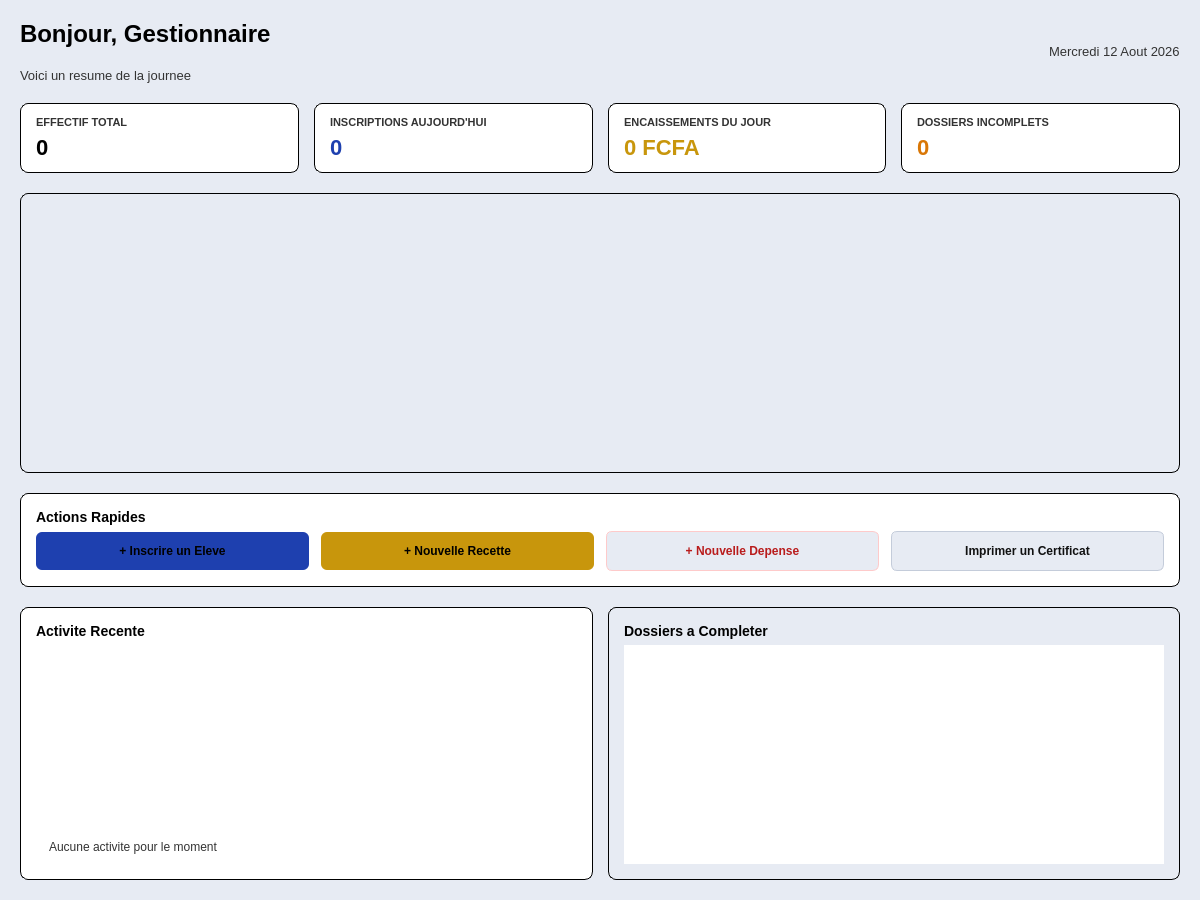
The window that ui/ui_files/dashboards/dashboard_gestionnaire.ui (laudesmassamba1-ai/Logiciel-de-gestion-scolaire) describes before a commit, drawn with Qt 5.
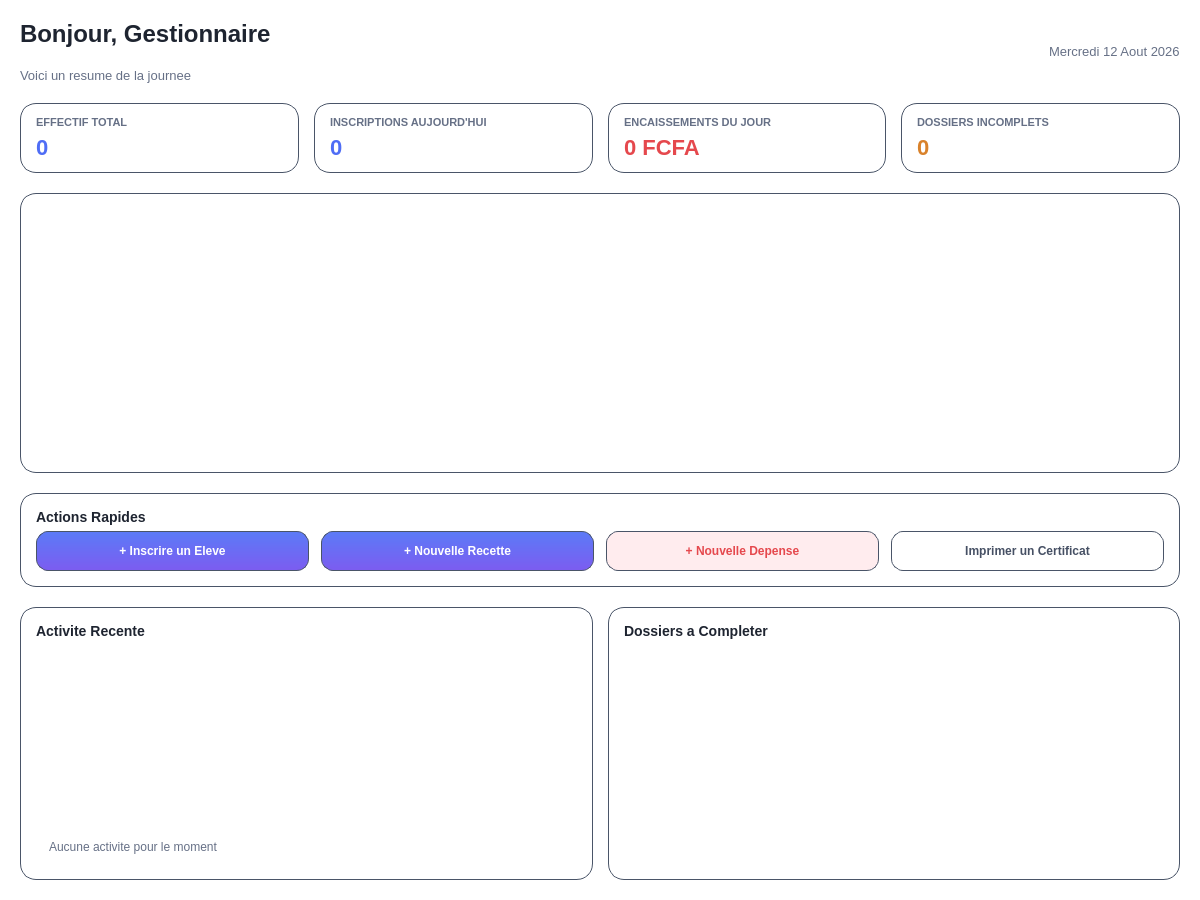
The same window after the commit.

Patch:
```diff
--- a/ui/ui_files/dashboards/dashboard_gestionnaire.ui
+++ b/ui/ui_files/dashboards/dashboard_gestionnaire.ui
@@ -13,7 +13,7 @@
   <property name="windowTitle">
    <string>Espace Gestionnaire</string>
   </property>
-<property name="styleSheet"><string>QWidget#PageGestionnaire { background-color: #E7EBF3; font-family: 'Segoe UI', sans-serif; }</string></property>
+<property name="styleSheet"><string>QWidget#PageGestionnaire { background: transparent; }</string></property>
   <layout class="QVBoxLayout" name="mainLayout">
    <property name="spacing">
     <number>20</number>
@@ -37,7 +37,7 @@
        <item>
         <widget class="QLabel" name="lbl_title">
          <property name="styleSheet">
-          <string>color: #000000; font-size: 24px; font-weight: bold;</string>
+           <string>color: #1E2430; font-size: 24px; font-weight: bold;</string>
          </property>
          <property name="text">
           <string>Bonjour, Gestionnaire</string>
@@ -47,7 +47,7 @@
        <item>
         <widget class="QLabel" name="lbl_subtitle">
          <property name="styleSheet">
-          <string>color: #333333; font-size: 13px;</string>
+           <string>color: #667086; font-size: 13px;</string>
          </property>
          <property name="text">
           <string>Voici un resume de la journee</string>
@@ -72,7 +72,7 @@
      <item>
       <widget class="QLabel" name="lbl_date">
        <property name="styleSheet">
-        <string>color: #333333; font-size: 13px;</string>
+         <string>color: #667086; font-size: 13px;</string>
        </property>
        <property name="text">
         <string>Mercredi 12 Aout 2026</string>
@@ -88,7 +88,7 @@
      </property>
      <item>
       <widget class="QFrame" name="card_effectifs">
-       <property name="styleSheet"><string>QFrame#card_effectifs { background-color: #FFFFFF; color: #000000; border: 1px solid #000000; border-radius: 8px; }</string></property>
+       <property name="styleSheet"><string>QFrame#card_effectifs { background-color: #FFFFFF; color: #1E2430; border: 1px solid #4A5568; border-radius: 16px; }</string></property>
        <layout class="QVBoxLayout" name="layout_card_effectifs">
         <property name="leftMargin">
          <number>15</number>
@@ -105,7 +105,7 @@
         <item>
          <widget class="QLabel" name="lbl_kpi1_titre">
           <property name="styleSheet">
-           <string>color: #333333; font-size: 11px; font-weight: bold;</string>
+           <string>color: #667086; font-size: 11px; font-weight: 700;</string>
           </property>
           <property name="text">
            <string>EFFECTIF TOTAL</string>
@@ -115,7 +115,7 @@
         <item>
          <widget class="QLabel" name="lbl_kpi1_valeur">
           <property name="styleSheet">
-           <string>color: #000000; font-size: 22px; font-weight: bold;</string>
+            <string>color: #4F6DF5; font-size: 22px; font-weight: 800;</string>
           </property>
           <property name="text">
            <string>0</string>
@@ -127,7 +127,7 @@
      </item>
      <item>
       <widget class="QFrame" name="card_inscriptions_jour">
-       <property name="styleSheet"><string>QFrame#card_inscriptions_jour { background-color: #FFFFFF; color: #000000; border: 1px solid #000000; border-radius: 8px; }</string></property>
+       <property name="styleSheet"><string>QFrame#card_inscriptions_jour { background-color: #FFFFFF; color: #1E2430; border: 1px solid #4A5568; border-radius: 16px; }</string></property>
        <layout class="QVBoxLayout" name="layout_card_inscriptions">
         <property name="leftMargin">
          <number>15</number>
@@ -144,7 +144,7 @@
         <item>
          <widget class="QLabel" name="lbl_kpi2_titre">
           <property name="styleSheet">
-           <string>color: #333333; font-size: 11px; font-weight: bold;</string>
+           <string>color: #667086; font-size: 11px; font-weight: 700;</string>
           </property>
           <property name="text">
            <string>INSCRIPTIONS AUJOURD'HUI</string>
@@ -154,7 +154,7 @@
         <item>
          <widget class="QLabel" name="lbl_kpi2_valeur">
           <property name="styleSheet">
-           <string>color: #1E40AF; font-size: 22px; font-weight: bold;</string>
+            <string>color: #4F6DF5; font-size: 22px; font-weight: 800;</string>
           </property>
           <property name="text">
            <string>0</string>
@@ -166,7 +166,7 @@
      </item>
      <item>
       <widget class="QFrame" name="card_caisse_jour">
-       <property name="styleSheet"><string>QFrame#card_caisse_jour { background-color: #FFFFFF; color: #000000; border: 1px solid #000000; border-radius: 8px; }</string></property>
+       <property name="styleSheet"><string>QFrame#card_caisse_jour { background-color: #FFFFFF; color: #1E2430; border: 1px solid #4A5568; border-radius: 16px; }</string></property>
        <layout class="QVBoxLayout" name="layout_card_caisse">
         <property name="leftMargin">
          <number>15</number>
@@ -183,7 +183,7 @@
         <item>
          <widget class="QLabel" name="lbl_kpi3_titre">
           <property name="styleSheet">
-           <string>color: #333333; font-size: 11px; font-weight: bold;</string>
+           <string>color: #667086; font-size: 11px; font-weight: 700;</string>
           </property>
           <property name="text">
            <string>ENCAISSEMENTS DU JOUR</string>
@@ -193,7 +193,7 @@
         <item>
          <widget class="QLabel" name="lbl_kpi3_valeur">
           <property name="styleSheet">
-           <string>color: #C8960C; font-size: 22px; font-weight: bold;</string>
+            <string>color: #E5484D; font-size: 22px; font-weight: 800;</string>
           </property>
           <property name="text">
            <string>0 FCFA</string>
@@ -205,7 +205,7 @@
      </item>
      <item>
       <widget class="QFrame" name="card_taches">
-       <property name="styleSheet"><string>QFrame#card_taches { background-color: #FFFFFF; color: #000000; border: 1px solid #000000; border-radius: 8px; }</string></property>
+       <property name="styleSheet"><string>QFrame#card_taches { background-color: #FFFFFF; color: #1E2430; border: 1px solid #4A5568; border-radius: 16px; }</string></property>
        <layout class="QVBoxLayout" name="layout_card_taches">
         <property name="leftMargin">
          <number>15</number>
@@ -222,7 +222,7 @@
         <item>
          <widget class="QLabel" name="lbl_kpi4_titre">
           <property name="styleSheet">
-           <string>color: #333333; font-size: 11px; font-weight: bold;</string>
+           <string>color: #667086; font-size: 11px; font-weight: 700;</string>
           </property>
           <property name="text">
            <string>DOSSIERS INCOMPLETS</string>
@@ -232,7 +232,7 @@
         <item>
          <widget class="QLabel" name="lbl_kpi4_valeur">
           <property name="styleSheet">
-           <string>color: #D97706; font-size: 22px; font-weight: bold;</string>
+            <string>color: #D9822B; font-size: 22px; font-weight: 800;</string>
           </property>
           <property name="text">
            <string>0</string>
@@ -252,7 +252,7 @@
        <height>280</height>
       </size>
      </property>
-<property name="styleSheet"><string>QFrame#container_chart_statuts { background-color: transparent; color: #000000; border: 1px solid #000000; border-radius: 8px; }</string></property>
+<property name="styleSheet"><string>QFrame#container_chart_statuts { background-color: transparent; color: #1E2430; border: 1px solid #4A5568; border-radius: 16px; }</string></property>
      <layout class="QVBoxLayout" name="layout_chart_statuts">
       <property name="leftMargin"><number>15</number></property>
       <property name="topMargin"><number>12</number></property>
@@ -263,7 +263,7 @@
    </item>
    <item>
     <widget class="QFrame" name="card_actions_rapides">
-     <property name="styleSheet"><string>QFrame#card_actions_rapides { background-color: #FFFFFF; color: #000000; border: 1px solid #000000; border-radius: 8px; }</string></property>
+     <property name="styleSheet"><string>QFrame#card_actions_rapides { background-color: #FFFFFF; color: #1E2430; border: 1px solid #4A5568; border-radius: 16px; }</string></property>
      <layout class="QVBoxLayout" name="layout_actions_rapides">
       <property name="leftMargin">
        <number>15</number>
@@ -280,7 +280,7 @@
       <item>
        <widget class="QLabel" name="lbl_actions_titre">
         <property name="styleSheet">
-         <string>color: #000000; font-weight: bold; font-size: 14px;</string>
+         <string>color: #1E2430; font-weight: bold; font-size: 14px;</string>
         </property>
         <property name="text">
          <string>Actions Rapides</string>
@@ -298,7 +298,7 @@
            <cursorShape>PointingHandCursor</cursorShape>
           </property>
           <property name="styleSheet">
-           <string>background-color: #1E40AF; color: #000000; border: none; border-radius: 6px; padding: 12px; font-weight: bold;</string>
+           <string>background: qlineargradient(x1:0, y1:0, x2:0, y2:1, stop:0 #5B7BF7, stop:1 #7C5CF0); color: #FFFFFF; border: 1px solid #4A5568; border-radius: 12px; padding: 12px; font-weight: bold;</string>
           </property>
           <property name="text">
            <string>+ Inscrire un Eleve</string>
@@ -311,7 +311,7 @@
            <cursorShape>PointingHandCursor</cursorShape>
           </property>
           <property name="styleSheet">
-           <string>background-color: #C8960C; color: #000000; border: none; border-radius: 6px; padding: 12px; font-weight: bold;</string>
+            <string>background: qlineargradient(x1:0, y1:0, x2:0, y2:1, stop:0 #5B7BF7, stop:1 #7C5CF0); color: #FFFFFF; border: 1px solid #4A5568; border-radius: 12px; padding: 12px; font-weight: bold;</string>
           </property>
           <property name="text">
            <string>+ Nouvelle Recette</string>
@@ -324,7 +324,7 @@
            <cursorShape>PointingHandCursor</cursorShape>
           </property>
           <property name="styleSheet">
-           <string>background-color: #E7EBF3; color: #B91C1C; border: 1px solid #FECACA; border-radius: 6px; padding: 12px; font-weight: bold;</string>
+            <string>background-color: #FFECEE; color: #E5484D; border: 1px solid #4A5568; border-radius: 12px; padding: 12px; font-weight: bold;</string>
           </property>
           <property name="text">
            <string>+ Nouvelle Depense</string>
@@ -337,7 +337,7 @@
            <cursorShape>PointingHandCursor</cursorShape>
           </property>
           <property name="styleSheet">
-           <string>background-color: #E7EBF3; color: #111111; border: 1px solid #C4CCDA; border-radius: 6px; padding: 12px; font-weight: bold;</string>
+            <string>background-color: #FFFFFF; color: #465064; border: 1px solid #4A5568; border-radius: 12px; padding: 12px; font-weight: bold;</string>
           </property>
           <property name="text">
            <string>Imprimer un Certificat</string>
@@ -356,7 +356,7 @@
      </property>
      <item>
       <widget class="QFrame" name="card_activite">
-       <property name="styleSheet"><string>QFrame#card_activite { background-color: #FFFFFF; color: #000000; border: 1px solid #000000; border-radius: 8px; }</string></property>
+       <property name="styleSheet"><string>QFrame#card_activite { background-color: #FFFFFF; color: #1E2430; border: 1px solid #4A5568; border-radius: 16px; }</string></property>
        <layout class="QVBoxLayout" name="layout_activite">
         <property name="leftMargin">
          <number>15</number>
@@ -373,7 +373,7 @@
         <item>
          <widget class="QLabel" name="lbl_activite_titre">
           <property name="styleSheet">
-           <string>color: #000000; font-weight: bold; font-size: 14px;</string>
+           <string>color: #1E2430; font-weight: bold; font-size: 14px;</string>
           </property>
           <property name="text">
            <string>Activite Recente</string>
@@ -388,7 +388,7 @@
         <item>
          <widget class="QLabel" name="lbl_activite_empty">
           <property name="styleSheet">
-           <string>color: #333333; font-size: 12px; padding: 10px; qproperty-alignment: AlignCenter;</string>
+           <string>color: #667086; font-size: 12px; padding: 10px; qproperty-alignment: AlignCenter;</string>
           </property>
           <property name="text">
            <string>Aucune activite pour le moment</string>
@@ -409,7 +409,7 @@
          <height>0</height>
         </size>
        </property>
-<property name="styleSheet"><string>QFrame#card_dossiers_incomplets { background-color: transparent; color: #000000; border: 1px solid #000000; border-radius: 8px; }</string></property>
+<property name="styleSheet"><string>QFrame#card_dossiers_incomplets { background-color: transparent; color: #1E2430; border: 1px solid #4A5568; border-radius: 16px; }</string></property>
        <layout class="QVBoxLayout" name="layout_dossiers">
         <property name="leftMargin">
          <number>15</number>
@@ -426,7 +426,7 @@
         <item>
          <widget class="QLabel" name="lbl_dossiers_titre">
           <property name="styleSheet">
-           <string>color: #000000; font-weight: bold; font-size: 14px;</string>
+           <string>color: #1E2430; font-weight: bold; font-size: 14px;</string>
           </property>
           <property name="text">
            <string>Dossiers a Completer</string>
```
Lines whose indentation alone changed are shown as unchanged.
